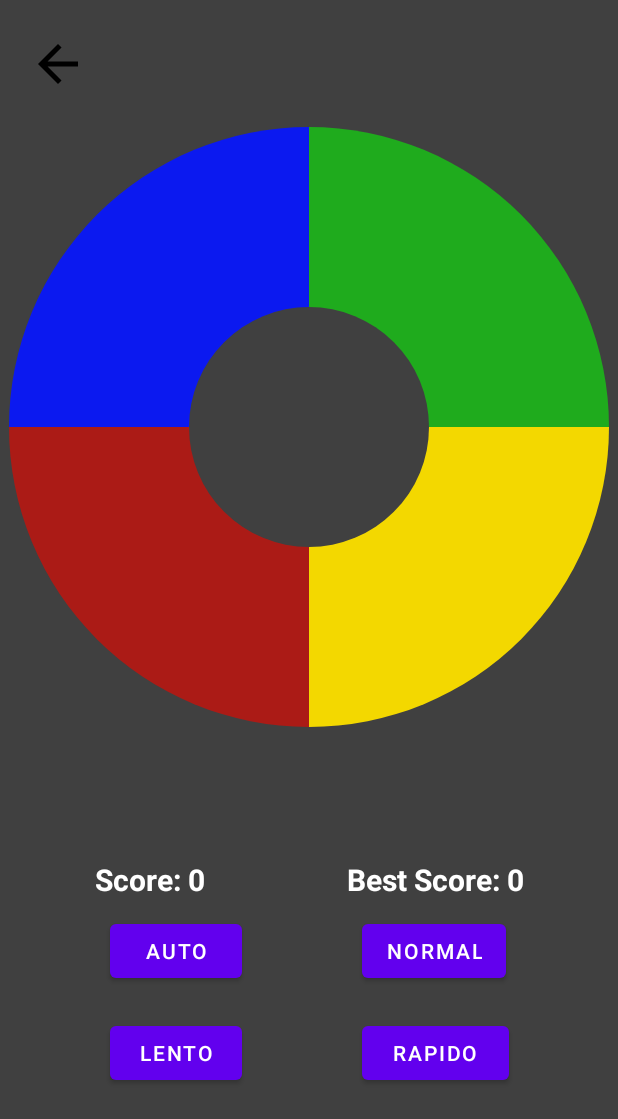
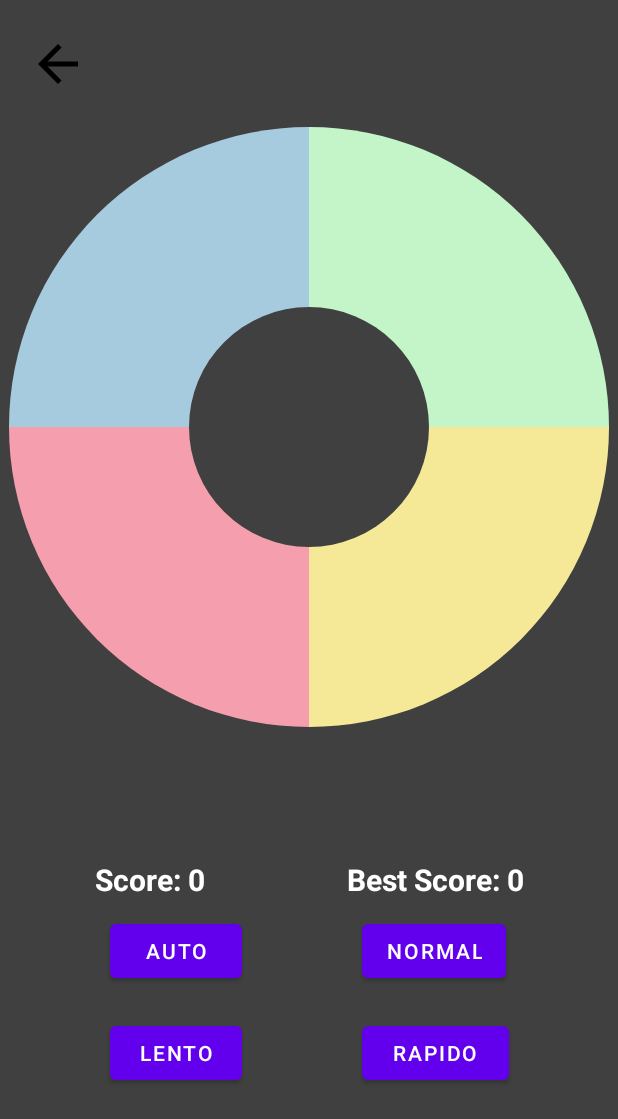
Before and after one commit to MeloAguilar/SimonDiceTap, an Android app: the layout activity_main.xml on its own in the app's theme, with its tools: preview values and no code run, on a phone screen of 412 x 824 dp. Shown: the top 1119 px of the screen. Run offline under Robolectric (Android 15) with nearby library versions, the phone set to English and light mode, and no system bars.

```diff
--- a/app/src/main/java/com/example/simondicetap/Login.kt
+++ b/app/src/main/java/com/example/simondicetap/Login.kt
@@ -81,7 +81,7 @@ class Login : AppCompatActivity() {
     }
 
     fun setUpRecyclerView(tasks: List<UserEntity>) {
-        adapter = UsersAdapter(tasks, { updateUser(it) }, { deleteUser(it) })
+        adapter = UsersAdapter(tasks)
         recyclerView = findViewById(R.id.contenedorScores)
         recyclerView.setHasFixedSize(true)
         recyclerView.layoutManager = LinearLayoutManager(this)
--- a/app/src/main/res/layout/activity_main.xml
+++ b/app/src/main/res/layout/activity_main.xml
@@ -7,6 +7,15 @@
     android:layout_height="match_parent"
     android:background="@color/grey"
     tools:context=".MainActivity">
+
+    <View
+        android:background="@color/grey"
+        android:layout_width="16dp"
+        android:layout_height="396dp"
+        app:layout_constraintBottom_toBottomOf="@+id/linearLayoutCompat"
+        app:layout_constraintEnd_toEndOf="@+id/linearLayoutCompat"
+        app:layout_constraintStart_toStartOf="@+id/linearLayoutCompat"
+        app:layout_constraintTop_toTopOf="@+id/linearLayoutCompat" />
 <ImageButton
     android:id="@+id/btnAtras"
     android:layout_width="wrap_content"
@@ -18,19 +27,7 @@
     app:layout_constraintBottom_toTopOf="@+id/linearLayoutCompat"
     android:src="@drawable/arrow_back_icon"
     android:background="@color/grey"/>
-    <TextView
-        android:text=""
-        android:textSize="25sp"
-        android:textColor="@color/black"
-        android:id="@+id/tvNickUser"
-        app:layout_constraintVertical_bias="0.05"
-        app:layout_constraintHorizontal_bias=".9"
-        android:layout_width="wrap_content"
-        android:layout_height="wrap_content"
-        app:layout_constraintTop_toTopOf="parent"
-        app:layout_constraintBottom_toBottomOf="@+id/linearLayoutCompat"
-        app:layout_constraintStart_toEndOf="@+id/btnAtras"
-        app:layout_constraintEnd_toEndOf="parent"/>
+
     <androidx.appcompat.widget.LinearLayoutCompat
         android:id="@+id/linearLayoutCompat"
         android:layout_width="wrap_content"
@@ -46,7 +43,7 @@
             android:layout_width="wrap_content"
             android:layout_height="wrap_content"
             android:orientation="horizontal"
-            android:layout_weight="1"
+            android:layout_weight="0"
             >
 
             <ImageView
@@ -70,7 +67,7 @@
             android:layout_width="wrap_content"
             android:layout_height="wrap_content"
             android:orientation="horizontal"
-            android:layout_weight="1">
+            android:layout_weight="0">
 
             <ImageView
                 android:layout_weight="1"
@@ -96,18 +93,18 @@
     </androidx.appcompat.widget.LinearLayoutCompat>
 
     <ImageView
-        app:layout_constraintVertical_bias=".5"
+        android:id="@+id/imageView"
+        android:layout_width="wrap_content"
+        android:layout_height="wrap_content"
+        android:clickable="true"
+        android:scaleX=".8"
         android:scaleY=".8"
-        android:scaleX=".8"
-        android:clickable="true"
-        app:layout_constraintTop_toTopOf="@id/linearLayoutCompat"
+        android:src="@drawable/centrro_colores"
         app:layout_constraintBottom_toBottomOf="@id/linearLayoutCompat"
         app:layout_constraintEnd_toEndOf="@id/linearLayoutCompat"
         app:layout_constraintStart_toStartOf="@id/linearLayoutCompat"
-        android:layout_width="wrap_content"
-        android:layout_height="wrap_content"
-        android:src="@drawable/centrro_colores"
-        />
+        app:layout_constraintTop_toTopOf="@id/linearLayoutCompat"
+        app:layout_constraintVertical_bias=".5" />
 
 
 
@@ -169,6 +166,7 @@
                 android:textStyle="bold"
                 android:textSize="20sp"
                 android:textColor="@color/white"/>
+
             <Button
                 android:id="@+id/btnNormal"
                 android:layout_width="wrap_content"
--- a/app/src/main/res/values/colors.xml
+++ b/app/src/main/res/values/colors.xml
@@ -7,14 +7,14 @@
     <color name="teal_700">#FF018786</color>
     <color name="black">#FF000000</color>
     <color name="white">#FFFFFFFF</color>
-    <color name="rojo_apagado">#AB1B16</color>
+    <color name="rojo_apagado">#F59EAD</color>
     <color name="rojo_encendido">#EE171D</color>
-    <color name="verde_apagado">#1FAB1D</color>
-    <color name="verde_encendido">#2CF028</color>
-    <color name="amarillo_apagado">#F3D800</color>
-    <color name="amarillo_encendido">#F3FF00</color>
-    <color name="azul_apagado">#0B19F0</color>
+    <color name="verde_apagado">#C3F5C8</color>
+    <color name="verde_encendido">#4EF57D</color>
+    <color name="amarillo_apagado">#F5E998</color>
+    <color name="amarillo_encendido">#F5E25C</color>
+    <color name="azul_apagado">#A6CBDE</color>
     <color name="grey">#404040</color>
-    <color name="azul_encendido">#0B69F9</color>
+    <color name="azul_encendido">#52C3E0</color>
 
 </resources>
--- a/app/src/main/res/values/themes.xml
+++ b/app/src/main/res/values/themes.xml
@@ -1,6 +1,6 @@
 <resources xmlns:tools="http://schemas.android.com/tools">
     <!-- Base application theme. -->
-    <style name="Theme.SimonDiceTap" parent="Theme.MaterialComponents.DayNight.DarkActionBar">
+    <style name="Theme.SimonDiceTap" parent="Theme.MaterialComponents.DayNight.NoActionBar">
         <!-- Primary brand color. -->
         <item name="colorPrimary">@color/purple_500</item>
         <item name="colorPrimaryVariant">@color/purple_700</item>
```
Also changed, not shown: app/src/main/java/com/example/simondicetap/MainActivity.kt (+78 -26 lines), app/src/main/java/com/example/simondicetap/database/UsersAdapter.kt (+3 -7 lines), app/src/main/res/layout/activity_login.xml (+31 -27 lines), 4 other files.
